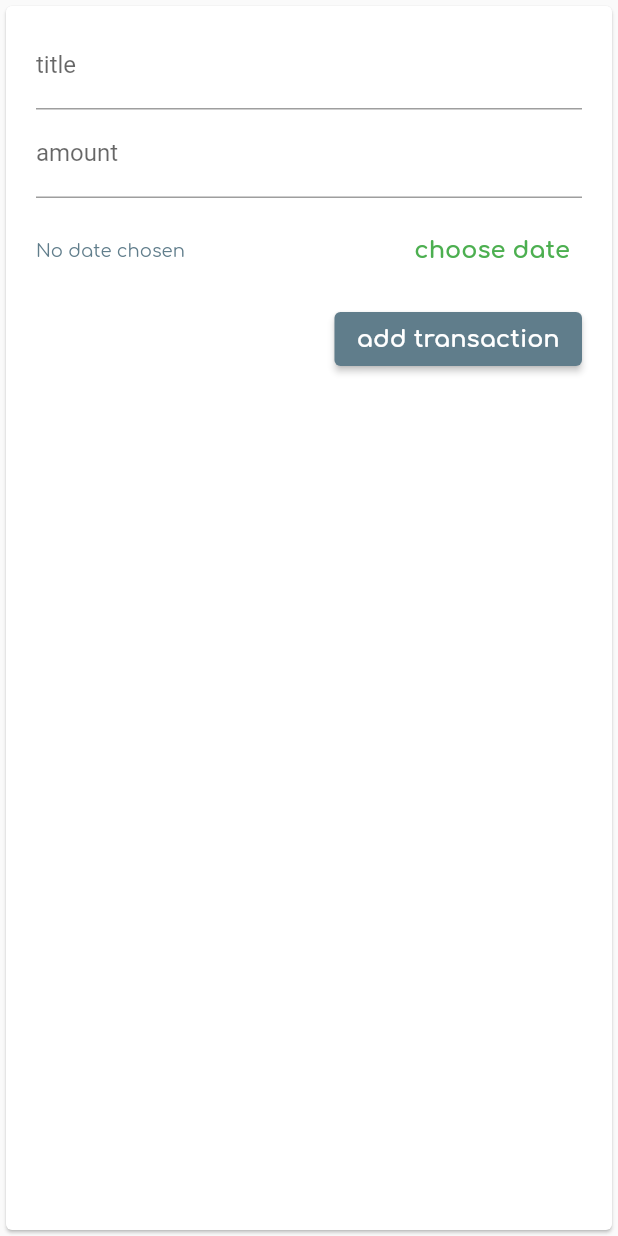
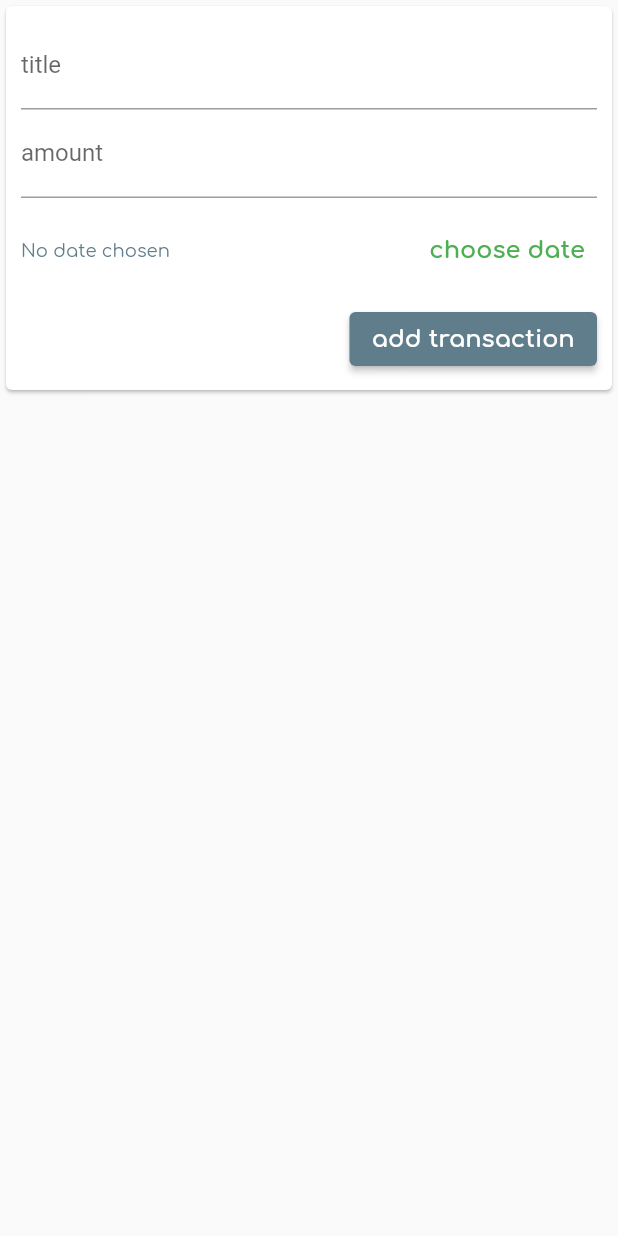
Before and after one commit to C-2022SH/flutter-exercise, a Flutter app: the NewTransactionInput widget shown alone on an empty page, opened directly with empty values, on a phone screen of 412 x 824 dp. Run offline on Flutter 3.47's test engine with Material 2 defaults, Android fonts, the phone set to English and light mode, and no system bars.

Commit message:
media query

```diff
--- a/testing_app/lib/widgets/newTransactionInput.dart
+++ b/testing_app/lib/widgets/newTransactionInput.dart
@@ -52,11 +52,14 @@ class _NewTransactionInputState extends State<NewTransactionInput> {
 
   @override
   Widget build(BuildContext context) {
-    return Card(
+    return SingleChildScrollView(
+      child: Card(
         child: Container(
-        padding: const EdgeInsets.symmetric(
-          horizontal: 20,
-          vertical: 10,
+          padding: EdgeInsets.only(
+            top: 10,
+            left: 10,
+            right: 10,
+            bottom: MediaQuery.of(context).viewInsets.bottom + 10,
           ),
           child: Column(
             crossAxisAlignment: CrossAxisAlignment.end,
@@ -81,7 +84,9 @@ class _NewTransactionInputState extends State<NewTransactionInput> {
                       child: Text(
                         _selectedDate == null
                             ? "No date chosen"
-                          : DateFormat.yMd().format(_selectedDate!).toString(),
+                            : DateFormat.yMd()
+                                .format(_selectedDate!)
+                                .toString(),
                       ),
                     ),
                     TextButton(
@@ -106,6 +111,7 @@ class _NewTransactionInputState extends State<NewTransactionInput> {
             ],
           ),
         ),
+      ),
     );
   }
 }
--- a/testing_app/lib/widgets/transactionList.dart
+++ b/testing_app/lib/widgets/transactionList.dart
@@ -12,7 +12,7 @@ class TransactionList extends StatelessWidget {
   @override
   Widget build(BuildContext context) {
     return Container(
-      height: 500,
+      height: MediaQuery.of(context).size.height * 0.6,
       child: transactions.isEmpty
           ? Column(
               children: [
```
Also changed, not shown: testing_app/lib/main.dart (+9 -1 lines). Lines whose indentation alone changed are shown as unchanged.
